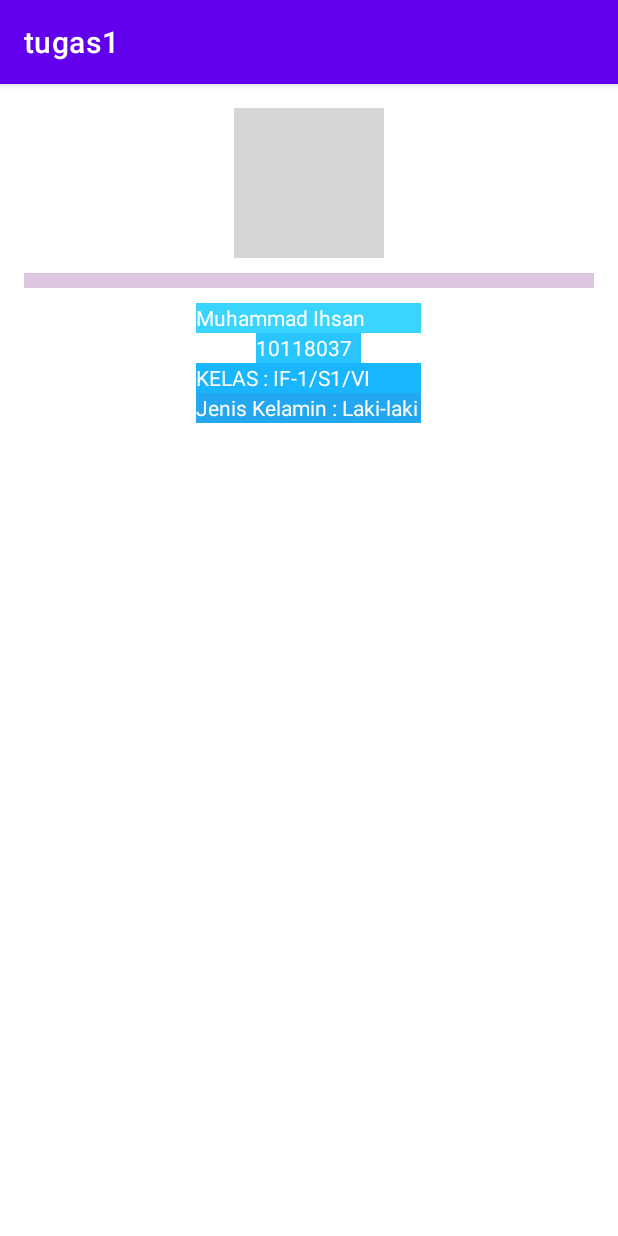
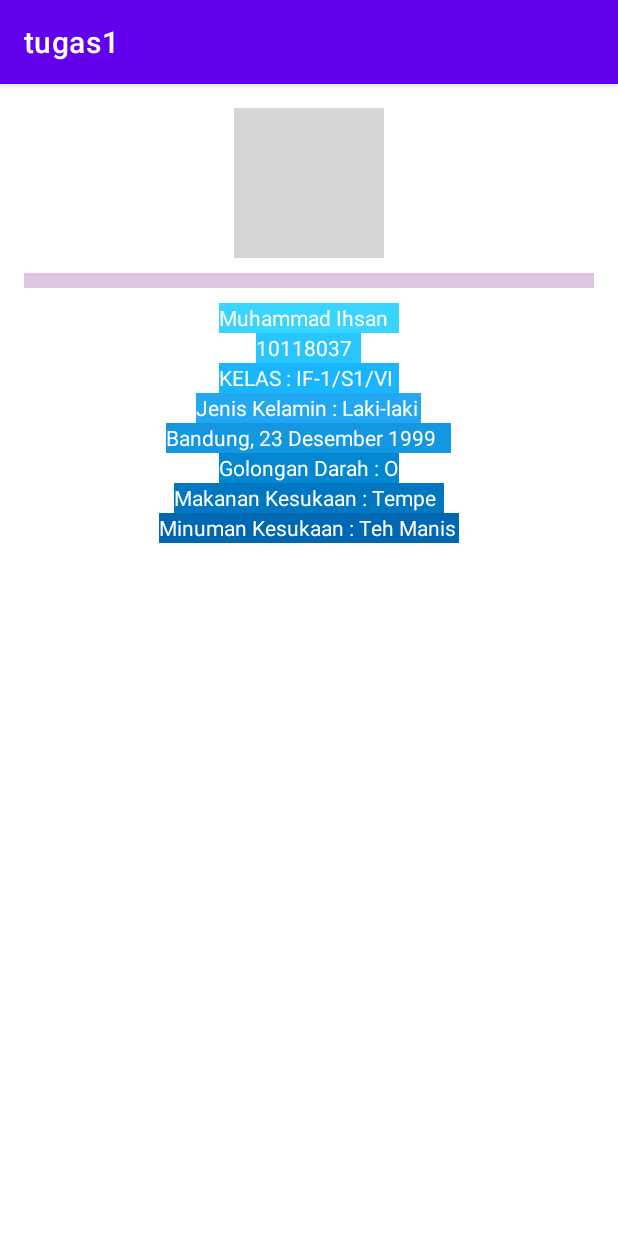
Before and after one commit to ihsan946/tugas1, an Android app: the screen it shows after launch (MainActivity), on a phone screen of 412 x 824 dp. Run offline under Robolectric (Android 15) with nearby library versions, the phone set to English and light mode, and no system bars; grey boxes are pictures that could not be loaded.

Commit message:
commit kedua

```diff
--- a/app/src/main/res/layout/activity_main.xml
+++ b/app/src/main/res/layout/activity_main.xml
@@ -30,7 +30,7 @@
       />
   <TextView
       android:id="@+id/teks1"
-      android:layout_width="@dimen/dimen150"
+      android:layout_width="@dimen/dimen120"
       android:layout_height="@dimen/dimen20"
       android:layout_centerInParent="true"
       android:layout_below="@id/garis1"
@@ -48,7 +48,7 @@
       android:background="@color/e2"/>
   <TextView
       android:id="@+id/teks3"
-      android:layout_width="@dimen/dimen150"
+      android:layout_width="@dimen/dimen120"
       android:layout_height="@dimen/dimen20"
       android:layout_below="@id/teks2"
       android:layout_centerInParent="true"
@@ -64,6 +64,43 @@
       android:text="@string/jenisKelamin"
       android:textColor="@color/white"
       android:background="@color/e4"/>
+  <TextView
+      android:id="@+id/teks5"
+      android:layout_width="@dimen/dimen190"
+      android:layout_height="@dimen/dimen20"
+      android:layout_below="@id/teks4"
+      android:layout_centerInParent="true"
+      android:text="@string/ttl"
+      android:textColor="@color/white"
+      android:background="@color/e5"/>
+  <TextView
+      android:id="@+id/teks6"
+      android:layout_width="@dimen/dimen120"
+      android:layout_height="@dimen/dimen20"
+      android:layout_below="@id/teks5"
+      android:layout_centerInParent="true"
+      android:text="@string/golDar"
+      android:textColor="@color/white"
+      android:background="@color/e6"/>
+  <TextView
+      android:id="@+id/teks7"
+      android:layout_width="@dimen/dimen180"
+      android:layout_height="@dimen/dimen20"
+      android:layout_below="@id/teks6"
+      android:layout_centerInParent="true"
+      android:text="@string/makanan"
+      android:textColor="@color/white"
+      android:background="@color/e7"/>
+  <TextView
+      android:id="@+id/teks8"
+      android:layout_width="@dimen/dimen200"
+      android:layout_height="@dimen/dimen20"
+      android:layout_below="@id/teks7"
+      android:layout_centerInParent="true"
+      android:text="@string/minuman"
+      android:textColor="@color/white"
+      android:background="@color/e8"/>
+
 
 
 </RelativeLayout>
--- a/app/src/main/res/values/colors.xml
+++ b/app/src/main/res/values/colors.xml
@@ -17,6 +17,9 @@
     <color name="e5">#1297E0</color>
     <color name="e6">#0287D0</color>
     <color name="e7">#0077C0</color>
+    <color name="e8">#0067B0</color>
+    <color name="e9">#0057A0</color>
+    <color name="e10">#004790</color>
 
     <!-- purple -->
     <color name="d1">#DCC6E0</color>
--- a/app/src/main/res/values/dimen.xml
+++ b/app/src/main/res/values/dimen.xml
@@ -11,7 +11,12 @@
     <dimen name="dimen60">60dp</dimen>
     <dimen name="dimen70">70dp</dimen>
     <dimen name="dimen100">100dp</dimen>
+    <dimen name="dimen120">120dp</dimen>
     <dimen name="dimen150">150dp</dimen>
+    <dimen name="dimen180">180dp</dimen>
+    <dimen name="dimen190">190dp</dimen>
+    <dimen name="dimen200">200dp</dimen>
+    <dimen name="dimen210">210dp</dimen>
     <dimen name="dimen380">380dp</dimen>
 
 
--- a/app/src/main/res/values/ids.xml
+++ b/app/src/main/res/values/ids.xml
@@ -6,4 +6,8 @@
     <item name="teks3" type="id" />
     <item name="teks4" type="id" />
     <item name="garis1" type="id" />
+    <item name="teks5" type="id" />
+    <item name="teks6" type="id" />
+    <item name="teks7" type="id" />
+    <item name="teks8" type="id" />
 </resources>
--- a/app/src/main/res/values/strings.xml
+++ b/app/src/main/res/values/strings.xml
@@ -5,5 +5,11 @@
     <string name="kelas">KELAS : IF-1/S1/VI</string>
     <string name="fotoProfil">Foto Profil : </string>
     <string name="jenisKelamin">Jenis Kelamin : Laki-laki</string>
+    <string name="ttl">Bandung, 23 Desember 1999</string>
+    <string name="alamat">Jalan Tangkuban Perahu No.21 RT01/RW13 Lembang</string>
+    <string name="golDar">Golongan Darah : O</string>
+    <string name="makanan">Makanan Kesukaan : Tempe Goreng</string>
+    <string name="minuman">Minuman Kesukaan : Teh Manis</string>
+
 
 </resources>
```
